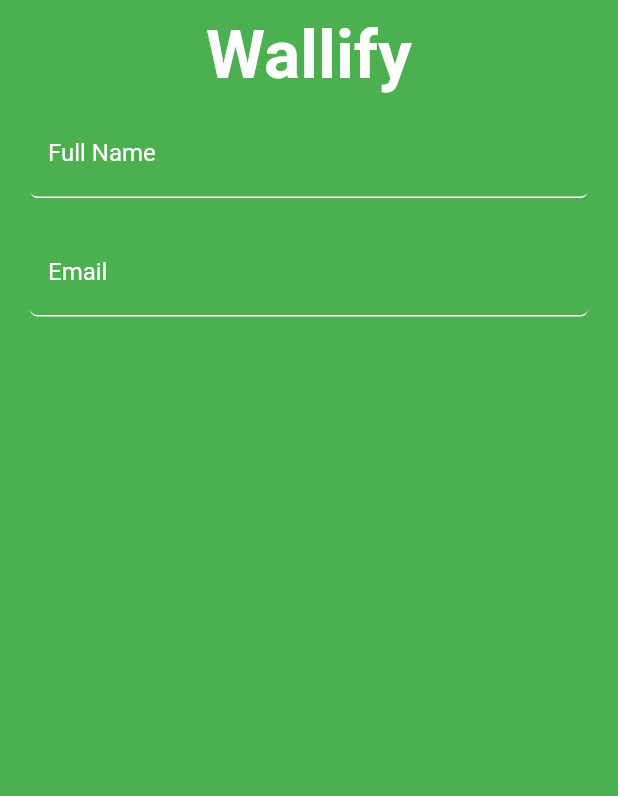
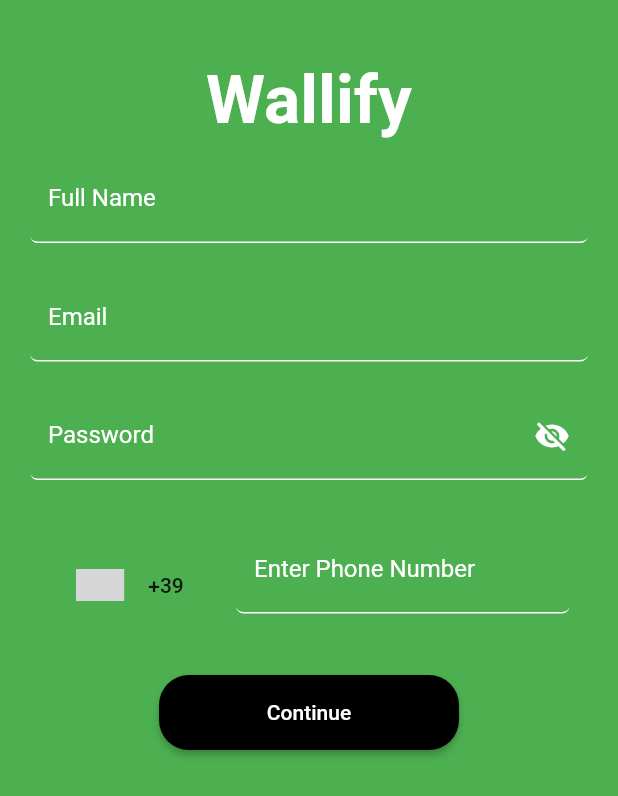
Before and after one commit to Codesait/wallify, a Flutter app: the SignUp screen opened directly, on a phone screen of 412 x 824 dp. Shown: the top 796 px of the screen. Run offline on Flutter 3.47's test engine with Material 2 defaults, Android fonts, the phone set to English and light mode, and no system bars; drawn by our look-alikes of country_code_picker; our stand-ins replace cached_network_image; network calls fail; grey boxes are pictures that could not be loaded.

Commit message:
working on sign up

```diff
--- a/lib/customs/passwordInputField.dart
+++ b/lib/customs/passwordInputField.dart
@@ -11,7 +11,9 @@ class PasswordField extends StatefulWidget {
     this.validator,
     this.onFieldSubmitted,
     this.controller,
-    this.inputType
+    this.inputType,
+    this.focusNode,
+    this.padding
   });
 
   final Key fieldKey;
@@ -24,6 +26,8 @@ class PasswordField extends StatefulWidget {
   final ValueChanged<String> onFieldSubmitted;
   final TextEditingController controller;
   final TextInputType inputType;
+  final FocusNode focusNode;
+  final EdgeInsets padding;
 
 
   @override
@@ -35,7 +39,9 @@ class _PasswordFieldState extends State<PasswordField> {
 
   @override
   Widget build(BuildContext context) {
-    return TextFormField(
+    return Container(
+      padding: widget.padding,
+      child: TextFormField(
           controller: widget.controller,
           key: widget.fieldKey,
           obscureText: _obscureText,
@@ -44,6 +50,7 @@ class _PasswordFieldState extends State<PasswordField> {
           validator: widget.validator,
           keyboardType: widget.inputType,
           onFieldSubmitted: widget.onFieldSubmitted,
+          focusNode: widget.focusNode,
           decoration: InputDecoration(
             border: const UnderlineInputBorder(),
             filled: true,
@@ -51,18 +58,32 @@ class _PasswordFieldState extends State<PasswordField> {
             hintText: widget.hintText,
             labelText: widget.labelText,
             helperText: widget.helperText,
-          hintStyle: TextStyle(color: Colors.grey),
+            labelStyle: TextStyle(color: Colors.white),
+            hintStyle: TextStyle(color: Colors.white),
+            enabledBorder: UnderlineInputBorder(
+              borderRadius: BorderRadius.circular(5),
+              borderSide: BorderSide(
+                color: Colors.white,
+                width: 1.0,
+              ),
+            ),
+            focusedBorder: UnderlineInputBorder(
+              borderRadius: BorderRadius.circular(30),
+              borderSide: BorderSide(
+                color: Colors.white,
+                width: 2.0,
+              ),
+            ),
             suffixIcon: GestureDetector(
               onTap: () {
                 setState(() {
                   _obscureText = !_obscureText;
                 });
               },
-            child: Icon(_obscureText ? Icons.visibility_off : Icons.visibility,color: Colors.black45,),
+              child: Icon(_obscureText ? Icons.visibility_off : Icons.visibility,color: Colors.white,),
             ),
-          prefixIcon: Icon(
-            Icons.lock_open,
-          ),
-        ));
+
+          )),
+    );
   }
 }
--- a/lib/screens/signup.dart
+++ b/lib/screens/signup.dart
@@ -1,5 +1,8 @@
+import 'package:country_code_picker/country_code_picker.dart';
 import 'package:flutter/material.dart';
+import 'package:wallify/customs/button.dart';
 import 'package:wallify/customs/inputField.dart';
+import 'package:wallify/customs/passwordInputField.dart';
 import 'package:wallify/utils/constants.dart';
 class SignUp extends StatefulWidget {
   const SignUp({Key key}) : super(key: key);
@@ -16,7 +19,10 @@ class _SignUpState extends State<SignUp> {
 
   GlobalKey<FormState> _fromKey = GlobalKey<FormState>();
 
-  final _focusNode = FocusNode();
+  final _focusNodeEmail = FocusNode();
+  final _focusNodePassword = FocusNode();
+  final _focusNodePhone = FocusNode();
+
   UtilClass _utilClass = UtilClass();
 
   @override
@@ -41,12 +47,28 @@ class _SignUpState extends State<SignUp> {
               child: Column(
                 crossAxisAlignment: CrossAxisAlignment.center,
                 children:<Widget>[
+                  SizedBox(height: 30,),
                   Text(
                     'Wallify',
                     style: _utilClass.boldLogoText,
                   ),
                   _fullName(context: context),
-                  _email(),
+                  _email(context: context),
+                  _password(context: context),
+                  _phoneField(context: context),
+                  Align(
+                    alignment: Alignment.bottomCenter,
+                    child: Button(
+                      height: 50,
+                      width: 200,
+                      child: Text('Continue'),
+                      colors: Colors.black,
+                      onclick: (){
+
+                      },
+                    ),
+                  )
+
 
                 ],
               ),
@@ -62,9 +84,8 @@ class _SignUpState extends State<SignUp> {
       padding: const EdgeInsets.all(10),
       labelText: "Full Name",
       controller: _fullNameController,
-      onFieldSubmitted: (v){
-        FocusScope.of(context).requestFocus(_focusNode);
-      },
+      onFieldSubmitted: (_)=> FocusScope.of(context).requestFocus(_focusNodeEmail)
+
     );
   }
 
@@ -73,8 +94,59 @@ class _SignUpState extends State<SignUp> {
       padding: const EdgeInsets.all(10),
       labelText: "Email",
       controller: _emailController,
-      focusNode: _focusNode,
+      onFieldSubmitted: (_)=> FocusScope.of(context).requestFocus(_focusNodePassword),
+      focusNode: _focusNodeEmail,
 
     );
   }
+
+  Widget _password({BuildContext context}){
+    return PasswordField(
+      padding: const EdgeInsets.all(10),
+      labelText: "Password",
+      controller: _passwordController,
+      onFieldSubmitted: (_)=> FocusScope.of(context).requestFocus(_focusNodePhone),
+      focusNode: _focusNodePassword,
+
+    );
+  }
+
+  Widget _phone({BuildContext context}){
+    return InputField(
+      padding: const EdgeInsets.all(10),
+      labelText: "Enter Phone Number",
+      controller: _phoneController,
+      onFieldSubmitted: (_)=> FocusScope.of(context).requestFocus(_focusNodePassword),
+      focusNode: _focusNodePhone,
+
+    );
+  }
+
+  Widget _phoneField({BuildContext context}) {
+    return  Container(
+      width: fullWidth(context),
+      height: 120,
+      child: Row(
+        children:[
+          SizedBox(
+            height: 60,
+            width: fullWidth(context)/3,
+            child: CountryCodePicker(
+              onChanged: print,
+              initialSelection: 'IT',
+              favorite: ['+39','FR'],
+              showCountryOnly: false,
+              showOnlyCountryWhenClosed: false,
+              // optional. aligns the flag and the Text left
+              // alignLeft: false,
+            ),
+          ),
+          SizedBox(
+            height: 100,
+              width: fullWidth(context)/1.7,
+              child: _phone(context: context)),
+        ],
+      ),
+    );
+  }
 }
--- a/pubspec.yaml
+++ b/pubspec.yaml
@@ -29,6 +29,7 @@ dependencies:
   # Use with the CupertinoIcons class for iOS style icons.
   cupertino_icons: ^1.0.2
   cached_network_image: ^3.0.0
+  country_code_picker: ^2.0.1
 
 
 dev_dependencies:
```
Also changed, not shown: pubspec.lock. Lines whose indentation alone changed are shown as unchanged.
